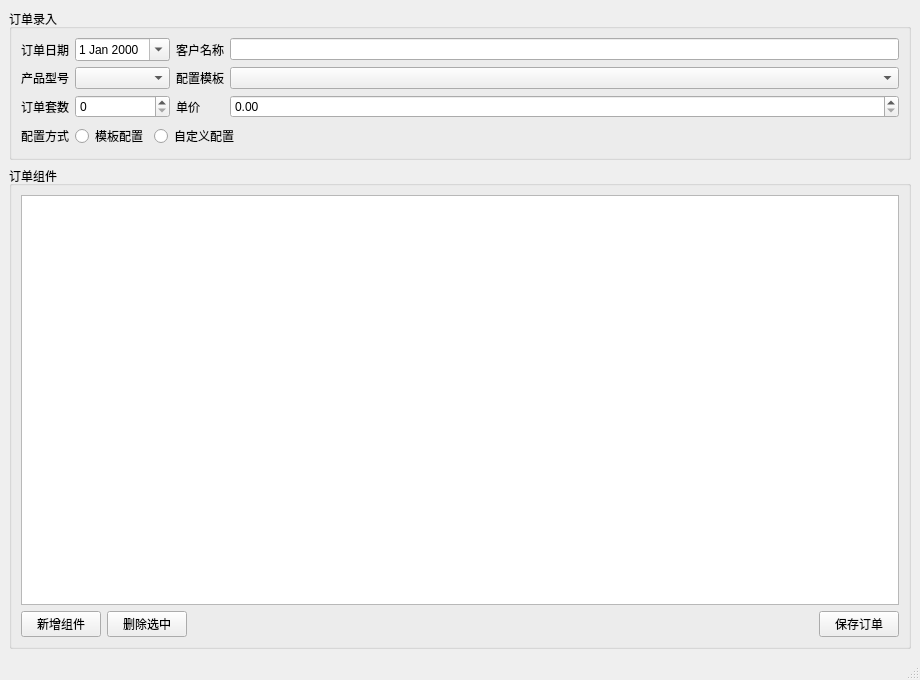
Above: mainwindow.ui from RenrenJLM/OrderManagerSystem before the change. Below: the same form after it.
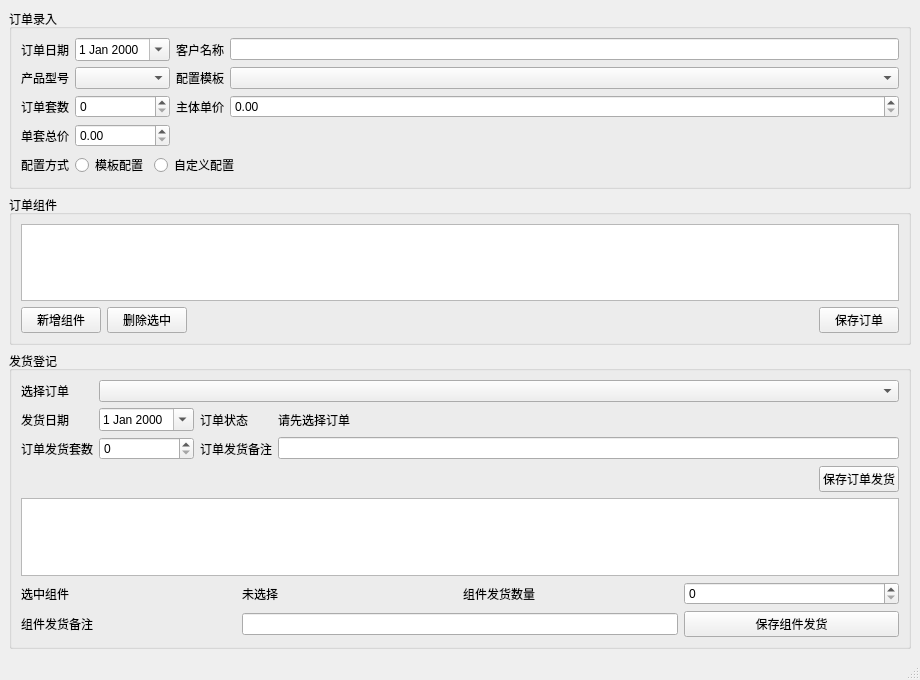
That is the form after the change.

Commit message: Implement Milestone 3: shipment workflow and quantity tracking

The edit to the form file:
```diff
--- a/mainwindow.ui
+++ b/mainwindow.ui
@@ -82,13 +82,30 @@
           </widget>
          </item>
          <item row="2" column="2">
+          <widget class="QLabel" name="bodyUnitPriceLabel">
+           <property name="text">
+            <string>主体单价</string>
+           </property>
+          </widget>
+         </item>
+         <item row="2" column="3">
+          <widget class="QDoubleSpinBox" name="bodyUnitPriceDoubleSpinBox">
+           <property name="maximum">
+            <double>9999999.99000000022351742</double>
+           </property>
+           <property name="singleStep">
+            <double>100.00000000000000000</double>
+           </property>
+          </widget>
+         </item>
+         <item row="3" column="0">
           <widget class="QLabel" name="unitPriceLabel">
            <property name="text">
-            <string>单价</string>
+            <string>单套总价</string>
            </property>
           </widget>
          </item>
-         <item row="2" column="3">
+         <item row="3" column="1">
           <widget class="QDoubleSpinBox" name="unitPriceDoubleSpinBox">
            <property name="maximum">
             <double>9999999.99000000022351742</double>
@@ -98,6 +115,19 @@
            </property>
           </widget>
          </item>
+         <item row="3" column="2" colspan="2">
+          <spacer name="priceRowSpacer">
+           <property name="orientation">
+            <enum>Qt::Horizontal</enum>
+           </property>
+           <property name="sizeHint" stdset="0">
+            <size>
+             <width>40</width>
+             <height>20</height>
+            </size>
+           </property>
+          </spacer>
+         </item>
         </layout>
        </item>
        <item>
@@ -191,6 +221,157 @@
       </layout>
      </widget>
     </item>
+    <item>
+     <widget class="QGroupBox" name="shipmentGroupBox">
+      <property name="title">
+       <string>发货登记</string>
+      </property>
+      <layout class="QVBoxLayout" name="shipmentLayout">
+       <item>
+        <layout class="QGridLayout" name="shipmentFormLayout">
+         <item row="0" column="0">
+          <widget class="QLabel" name="shipmentOrderLabel">
+           <property name="text">
+            <string>选择订单</string>
+           </property>
+          </widget>
+         </item>
+         <item row="0" column="1" colspan="3">
+          <widget class="QComboBox" name="shipmentOrderComboBox"/>
+         </item>
+         <item row="1" column="0">
+          <widget class="QLabel" name="shipmentDateLabel">
+           <property name="text">
+            <string>发货日期</string>
+           </property>
+          </widget>
+         </item>
+         <item row="1" column="1">
+          <widget class="QDateEdit" name="shipmentDateEdit">
+           <property name="calendarPopup">
+            <bool>true</bool>
+           </property>
+          </widget>
+         </item>
+         <item row="1" column="2">
+          <widget class="QLabel" name="shipmentStatusLabel">
+           <property name="text">
+            <string>订单状态</string>
+           </property>
+          </widget>
+         </item>
+         <item row="1" column="3">
+          <widget class="QLabel" name="shipmentOrderStatusValueLabel">
+           <property name="text">
+            <string>请先选择订单</string>
+           </property>
+          </widget>
+         </item>
+         <item row="2" column="0">
+          <widget class="QLabel" name="shipmentSetsLabel">
+           <property name="text">
+            <string>订单发货套数</string>
+           </property>
+          </widget>
+         </item>
+         <item row="2" column="1">
+          <widget class="QSpinBox" name="shipmentSetsSpinBox">
+           <property name="maximum">
+            <number>999999</number>
+           </property>
+          </widget>
+         </item>
+         <item row="2" column="2">
+          <widget class="QLabel" name="shipmentOrderNoteLabel">
+           <property name="text">
+            <string>订单发货备注</string>
+           </property>
+          </widget>
+         </item>
+         <item row="2" column="3">
+          <widget class="QLineEdit" name="shipmentOrderNoteLineEdit"/>
+         </item>
+        </layout>
+       </item>
+       <item>
+        <layout class="QHBoxLayout" name="shipmentOrderButtonLayout">
+         <item>
+          <spacer name="shipmentOrderSpacer">
+           <property name="orientation">
+            <enum>Qt::Horizontal</enum>
+           </property>
+           <property name="sizeHint" stdset="0">
+            <size>
+             <width>40</width>
+             <height>20</height>
+            </size>
+           </property>
+          </spacer>
+         </item>
+         <item>
+          <widget class="QPushButton" name="saveOrderShipmentButton">
+           <property name="text">
+            <string>保存订单发货</string>
+           </property>
+          </widget>
+         </item>
+        </layout>
+       </item>
+       <item>
+        <widget class="QTableWidget" name="shipmentComponentTableWidget"/>
+       </item>
+       <item>
+        <layout class="QGridLayout" name="componentShipmentFormLayout">
+         <item row="0" column="0">
+          <widget class="QLabel" name="selectedComponentLabel">
+           <property name="text">
+            <string>选中组件</string>
+           </property>
+          </widget>
+         </item>
+         <item row="0" column="1">
+          <widget class="QLabel" name="selectedComponentValueLabel">
+           <property name="text">
+            <string>未选择</string>
+           </property>
+          </widget>
+         </item>
+         <item row="0" column="2">
+          <widget class="QLabel" name="componentShipmentQuantityLabel">
+           <property name="text">
+            <string>组件发货数量</string>
+           </property>
+          </widget>
+         </item>
+         <item row="0" column="3">
+          <widget class="QSpinBox" name="componentShipmentQuantitySpinBox">
+           <property name="maximum">
+            <number>999999</number>
+           </property>
+          </widget>
+         </item>
+         <item row="1" column="0">
+          <widget class="QLabel" name="componentShipmentNoteLabel">
+           <property name="text">
+            <string>组件发货备注</string>
+           </property>
+          </widget>
+         </item>
+         <item row="1" column="1" colspan="2">
+          <widget class="QLineEdit" name="componentShipmentNoteLineEdit"/>
+         </item>
+         <item row="1" column="3">
+          <widget class="QPushButton" name="saveComponentShipmentButton">
+           <property name="text">
+            <string>保存组件发货</string>
+           </property>
+          </widget>
+         </item>
+        </layout>
+       </item>
+      </layout>
+     </widget>
+    </item>
    </layout>
   </widget>
   <widget class="QMenuBar" name="menubar">
```
The commit also changes 7 other files.
